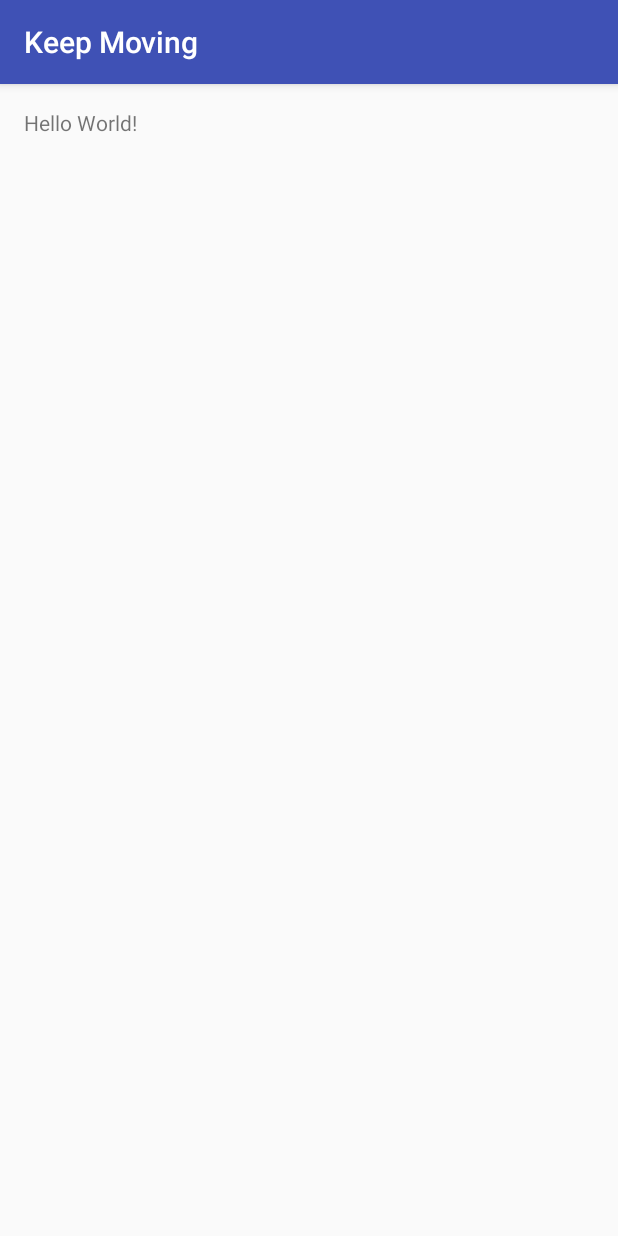
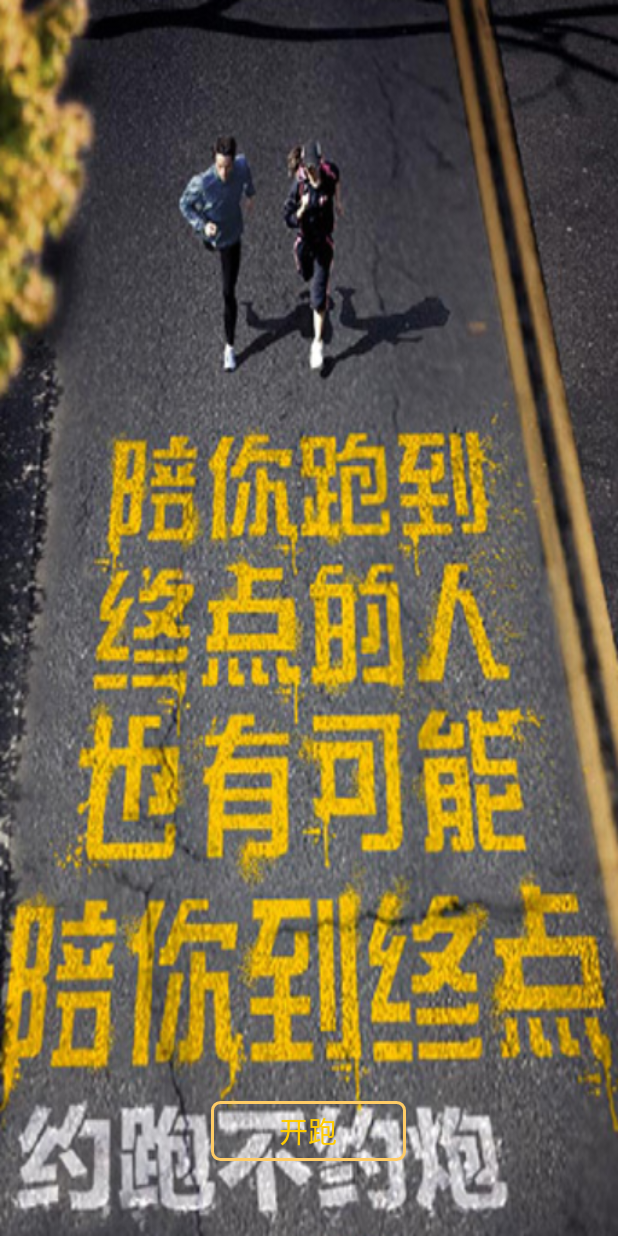
Before and after one commit to minehdcxy/KeepMoving, an Android app: the screen it shows after launch (MainActivity), on a phone screen of 412 x 824 dp. Run offline under Robolectric (Android 15) with nearby library versions, the phone set to English and light mode, and no system bars.

Commit message:
guide design

```diff
--- a/app/src/main/java/com/example/raytine/keepmoving/MainActivity.java
+++ b/app/src/main/java/com/example/raytine/keepmoving/MainActivity.java
@@ -1,7 +1,10 @@
 package com.example.raytine.keepmoving;
 
+import android.graphics.Color;
+import android.os.Build;
 import android.support.v7.app.AppCompatActivity;
 import android.os.Bundle;
+import android.view.View;
 
 public class MainActivity extends AppCompatActivity {
 
@@ -9,5 +12,12 @@ public class MainActivity extends AppCompatActivity {
     protected void onCreate(Bundle savedInstanceState) {
         super.onCreate(savedInstanceState);
         setContentView(R.layout.activity_main);
+        if (Build.VERSION.SDK_INT > 21) {
+            View decorView = getWindow().getDecorView();
+            int option = View.SYSTEM_UI_FLAG_LAYOUT_FULLSCREEN | View.SYSTEM_UI_FLAG_LAYOUT_STABLE;
+            decorView.setSystemUiVisibility(option);
+            getWindow().setStatusBarColor(Color.TRANSPARENT);
+        }
     }
+
 }
--- /dev/null
+++ b/app/src/main/res/drawable/bg_yellow_corner_style.xml
@@ -0,0 +1,8 @@
+<?xml version="1.0" encoding="utf-8"?>
+<shape xmlns:android="http://schemas.android.com/apk/res/android">
+    <corners
+        android:radius="5dp"/>
+    <stroke
+        android:width="2dp"
+        android:color="@color/yellow"/>
+</shape>
--- a/app/src/main/res/layout/activity_main.xml
+++ b/app/src/main/res/layout/activity_main.xml
@@ -4,14 +4,22 @@
     android:id="@+id/activity_main"
     android:layout_width="match_parent"
     android:layout_height="match_parent"
-    android:paddingBottom="@dimen/activity_vertical_margin"
-    android:paddingLeft="@dimen/activity_horizontal_margin"
-    android:paddingRight="@dimen/activity_horizontal_margin"
-    android:paddingTop="@dimen/activity_vertical_margin"
     tools:context="com.example.raytine.keepmoving.MainActivity">
 
-    <TextView
-        android:layout_width="wrap_content"
-        android:layout_height="wrap_content"
-        android:text="Hello World!" />
+    <RelativeLayout
+        android:layout_width="match_parent"
+        android:layout_height="match_parent"
+        android:background="@drawable/ic_keep_guide">
+
+        <Button
+            android:layout_width="130dp"
+            android:layout_height="40dp"
+            android:text="@string/bt_guide_start_text"
+            android:textSize="19sp"
+            android:textColor="@color/dark_yellow"
+            android:layout_alignParentBottom="true"
+            android:layout_centerHorizontal="true"
+            android:layout_marginBottom="50dp"
+            android:background="@drawable/bg_yellow_corner_style"/>
+    </RelativeLayout>
 </RelativeLayout>
--- a/app/src/main/res/values/colors.xml
+++ b/app/src/main/res/values/colors.xml
@@ -3,4 +3,8 @@
     <color name="colorPrimary">#3F51B5</color>
     <color name="colorPrimaryDark">#303F9F</color>
     <color name="colorAccent">#FF4081</color>
+    <color name="black">#000000</color>
+    <color name="white">#ffffff</color>
+    <color name="yellow">#FFCC66</color>
+    <color name="dark_yellow">#FFCC00</color>
 </resources>
--- a/app/src/main/res/values/strings.xml
+++ b/app/src/main/res/values/strings.xml
@@ -1,3 +1,4 @@
 <resources>
     <string name="app_name">Keep Moving</string>
+    <string name="bt_guide_start_text">开跑</string>
 </resources>
--- a/app/src/main/res/values/styles.xml
+++ b/app/src/main/res/values/styles.xml
@@ -1,11 +1,10 @@
 <resources>
 
     <!-- Base application theme. -->
-    <style name="AppTheme" parent="Theme.AppCompat.Light.DarkActionBar">
+    <style name="AppTheme" parent="Theme.AppCompat.Light.NoActionBar">
         <!-- Customize your theme here. -->
-        <item name="colorPrimary">@color/colorPrimary</item>
-        <item name="colorPrimaryDark">@color/colorPrimaryDark</item>
-        <item name="colorAccent">@color/colorAccent</item>
+        <item name="colorPrimary">@color/black</item>
+        <item name="colorPrimaryDark">@color/white</item>
     </style>
 
 </resources>
```
Also changed, not shown: app/src/main/res/drawable/ic_keep_guide.png (added).
